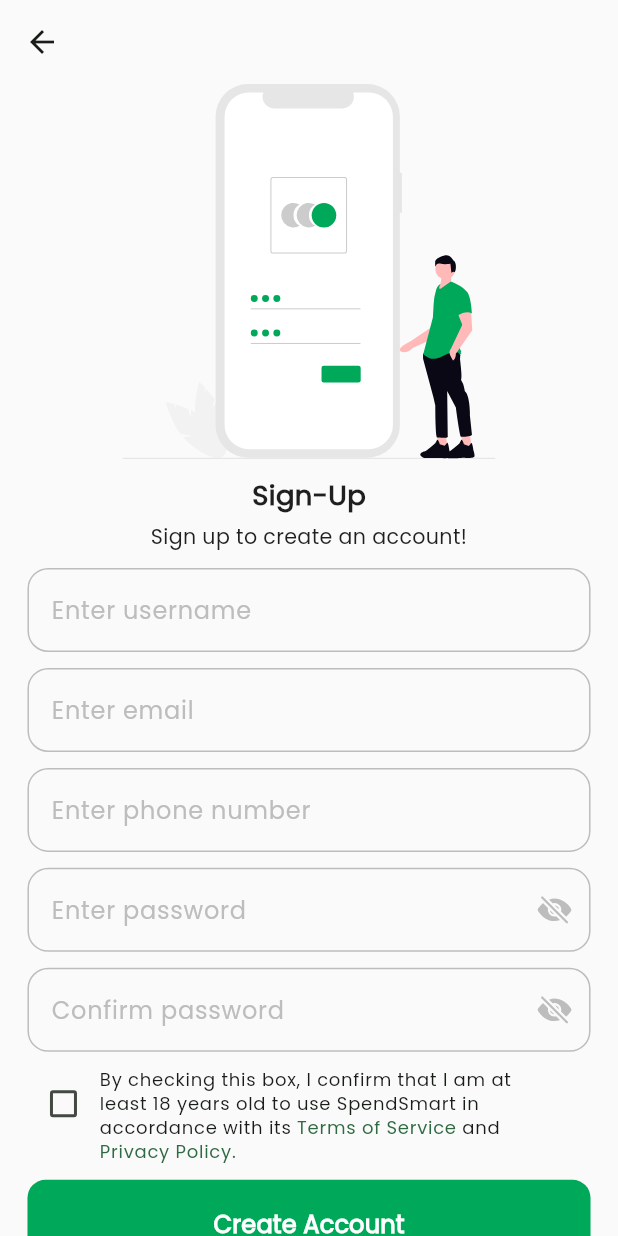
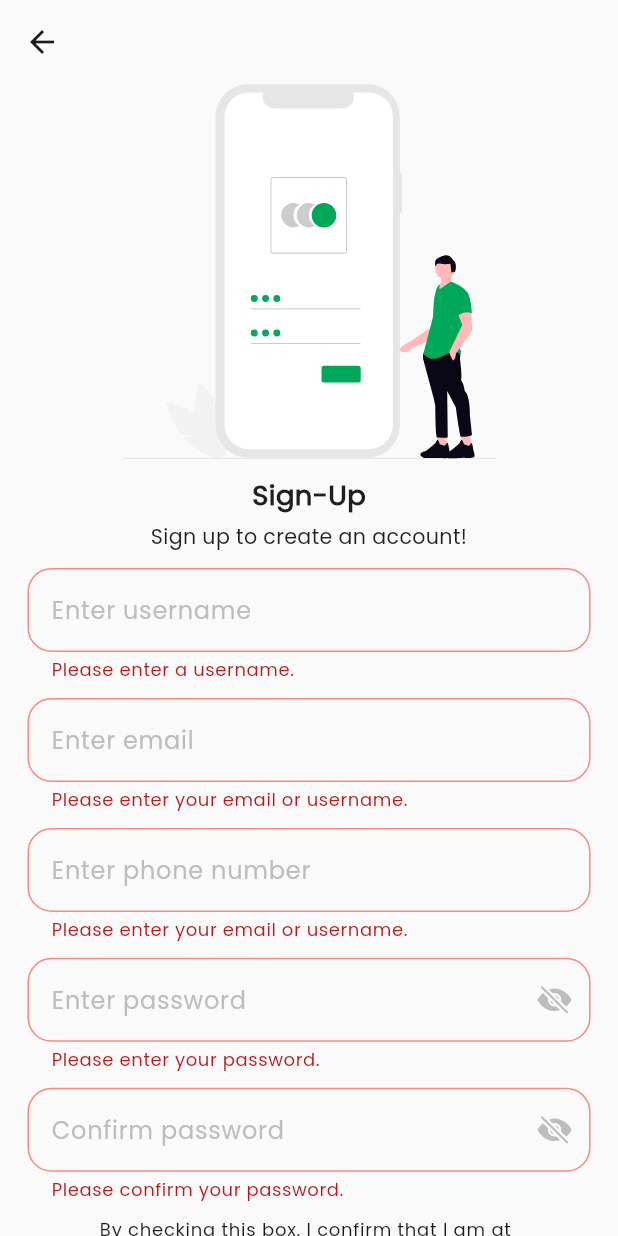
Before and after one commit to sam021624/spendsmart, a Flutter app: the SignUpScreen screen opened directly, after a tap on "Create Account", on a phone screen of 412 x 824 dp. Run offline on Flutter 3.47's test engine with Material 3 defaults, Android fonts, the phone set to English and light mode, and no system bars; our stand-ins replace carousel_slider, cloud_firestore, firebase_auth, firebase_core, flutter_bloc, flutter_screenutil and 3 more; accounts and stored records are empty.

Commit message:
[FEAT] sign up and sign in

```diff
--- a/lib/core/helper/validators.dart
+++ b/lib/core/helper/validators.dart
@@ -1,4 +1,26 @@
 class Validators {
+  static String? validateUsername(String? value) {
+    if (value == null || value.isEmpty) {
+      return 'Please enter a username.';
+    }
+    if (value.length < 3) {
+      return 'Username must be at least 3 characters.';
+    }
+    if (value.length > 20) {
+      return 'Username must not exceed 20 characters.';
+    }
+
+    // Alphanumeric and underscores only, no spaces
+    const pattern = r'^[a-zA-Z0-9_]+$';
+    final regExp = RegExp(pattern);
+
+    if (!regExp.hasMatch(value)) {
+      return 'Only letters, numbers, and underscores are allowed.';
+    }
+
+    return null;
+  }
+
   static String? validateEmptyField(String? value) {
     if (value == null || value.isEmpty) {
       return 'This field is required.';
--- /dev/null
+++ b/lib/core/services/auth_service.dart
@@ -0,0 +1,59 @@
+import 'package:cloud_firestore/cloud_firestore.dart';
+import 'package:firebase_auth/firebase_auth.dart';
+
+class AuthService {
+  final FirebaseAuth _auth = FirebaseAuth.instance;
+  final FirebaseFirestore _firestore = FirebaseFirestore.instance;
+
+  Future<User?> signUp({
+    required String email,
+    required String password,
+    required String username,
+    required String phoneNumber,
+  }) async {
+    try {
+      // 1. Create User in Firebase Auth
+      UserCredential result = await _auth.createUserWithEmailAndPassword(
+        email: email,
+        password: password,
+      );
+
+      User? user = result.user;
+
+      if (user != null) {
+        // 2. Save additional info to Firestore using the Auth UID
+        await _firestore.collection('users').doc(user.uid).set({
+          'uid': user.uid,
+          'username': username,
+          'email': email,
+          'phoneNumber': phoneNumber,
+          'createdAt': FieldValue.serverTimestamp(),
+          'monthlyIncome': 0, // Placeholder for onboarding
+          'savingsGoal': 0, // Placeholder for onboarding
+        });
+      }
+      return user;
+    } catch (e) {
+      print("Error in SignUp: $e");
+      return null;
+    }
+  }
+
+  Future<User?> login(String email, String password) async {
+    try {
+      UserCredential result = await _auth.signInWithEmailAndPassword(
+        email: email,
+        password: password,
+      );
+      return result.user;
+    } on FirebaseAuthException catch (e) {
+      print("Login Error: ${e.message}");
+      return null;
+    }
+  }
+
+  // 3. Logout
+  Future<void> signOut() async {
+    await _auth.signOut();
+  }
+}
--- a/lib/views/auth/sign_up/presentation/sign_up_screen.dart
+++ b/lib/views/auth/sign_up/presentation/sign_up_screen.dart
@@ -7,8 +7,11 @@ import 'package:spendsmart/common/widgets/widget_button.dart';
 import 'package:spendsmart/common/widgets/widget_icon.dart';
 import 'package:spendsmart/common/widgets/widget_text.dart';
 import 'package:spendsmart/common/widgets/widget_text_field.dart';
+import 'package:spendsmart/core/helper/navigation_extension.dart';
 import 'package:spendsmart/core/helper/validators.dart';
+import 'package:spendsmart/core/services/auth_service.dart';
 import 'package:spendsmart/views/auth/sign_up/widgets/terms_and_agreements.dart';
+import 'package:spendsmart/views/home/navigation_screen.dart';
 
 class SignUpScreen extends StatefulWidget {
   const SignUpScreen({super.key});
@@ -20,14 +23,19 @@ class SignUpScreen extends StatefulWidget {
 class _SignUpScreenState extends State<SignUpScreen> {
   final TextEditingController usernameController = TextEditingController();
   final TextEditingController emailController = TextEditingController();
+  final TextEditingController phoneNumberController = TextEditingController();
   final TextEditingController passwordController = TextEditingController();
   final TextEditingController confirmPassController = TextEditingController();
+
+  final GlobalKey<FormState> _formKey = GlobalKey<FormState>();
 
   @override
   Widget build(BuildContext context) {
     return Scaffold(
       appBar: AppBar(forceMaterialTransparency: true),
-      body: SafeArea(
+      body: Form(
+        key: _formKey,
+        child: SafeArea(
           child: SingleChildScrollView(
             child: Padding(
               padding: EdgeInsetsGeometry.symmetric(
@@ -42,6 +50,7 @@ class _SignUpScreenState extends State<SignUpScreen> {
                   _buildTermsAndAgreement(),
                   _buildButton(context),
                 ],
+              ),
             ),
           ),
         ),
@@ -77,9 +86,9 @@ class _SignUpScreenState extends State<SignUpScreen> {
       spacing: 8.h,
       children: [
         WidgetTextField(
-          controller: emailController,
+          controller: usernameController,
           hintText: 'Enter username',
-          validator: Validators.validateEmail,
+          validator: Validators.validateUsername,
         ),
         WidgetTextField(
           controller: emailController,
@@ -87,9 +96,10 @@ class _SignUpScreenState extends State<SignUpScreen> {
           validator: Validators.validateEmail,
         ),
         WidgetTextField(
-          controller: emailController,
+          controller: phoneNumberController,
           hintText: 'Enter phone number',
           validator: Validators.validateEmail,
+          keyboardType: TextInputType.numberWithOptions(),
         ),
         WidgetTextField(
           controller: passwordController,
@@ -98,7 +108,7 @@ class _SignUpScreenState extends State<SignUpScreen> {
           validator: Validators.validatePassword,
         ),
         WidgetTextField(
-          controller: passwordController,
+          controller: confirmPassController,
           hintText: 'Confirm password',
           obscureText: true,
           validator: (value) {
@@ -122,8 +132,25 @@ class _SignUpScreenState extends State<SignUpScreen> {
   Widget _buildButton(BuildContext context) {
     return WidgetButton(
       text: 'Create Account',
-      textColor: AppColors.white,
-      onPressed: () {},
+      onPressed: () async {
+        if (_formKey.currentState!.validate()) {
+          final user = await AuthService().signUp(
+            email: emailController.text.trim(),
+            password: passwordController.text.trim(),
+            username: usernameController.text.trim(),
+            phoneNumber: phoneNumberController.text.trim(),
+          );
+
+          if (user != null) {
+            context.pushAndClear(NavigationScreen());
+          } else {
+            // 3. Show error (e.g., email already in use)
+            ScaffoldMessenger.of(context).showSnackBar(
+              SnackBar(content: Text("Registration Failed. Please try again.")),
+            );
+          }
+        }
+      },
       color: AppColors.primary,
     );
   }
```
Also changed, not shown: lib/main.dart (+8 -1 lines), lib/views/auth/sign_in/presentation/sign_in_screen.dart (+13 -1 lines), lib/views/home/navigation_screen.dart (+6 -6 lines), lib/views/home/presentation/home_screen.dart (+17 -1 lines), lib/firebase_options.dart (added), 37 other files. Lines whose indentation alone changed are shown as unchanged.
